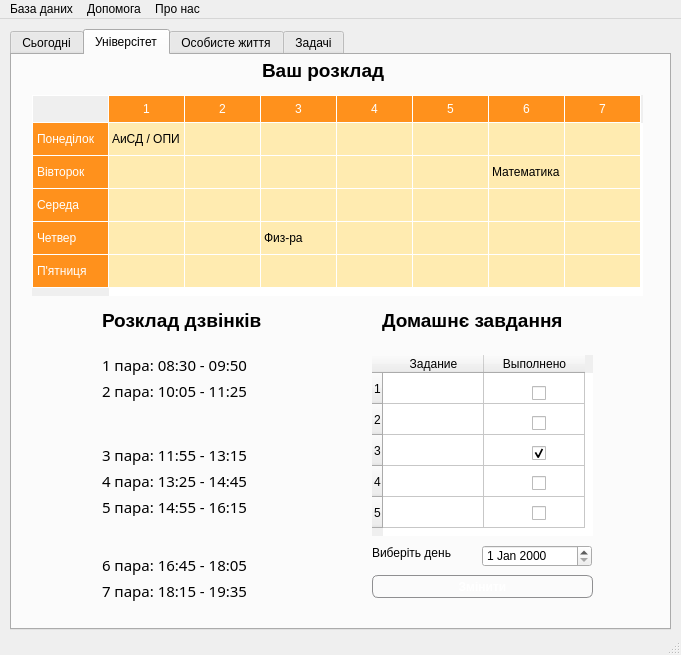
This is mainwindow.ui in zEEmperon/Course-Project-KNT-129 as Qt 5 draws it before an edit. The edited form follows.
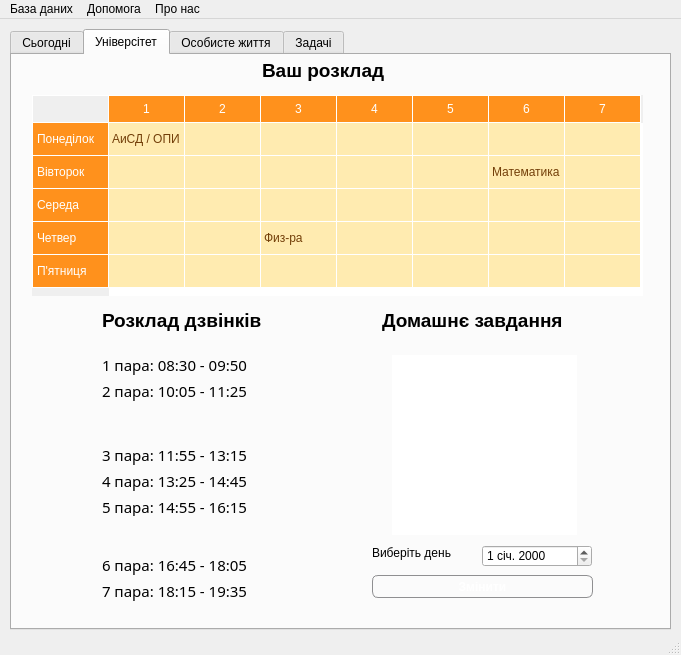
This is the edited form. The open tabs and pages were chosen to show the change. Icons and pictures are not drawn.

What changed in the file:
```diff
--- a/mainwindow.ui
+++ b/mainwindow.ui
@@ -14,7 +14,10 @@
    </rect>
   </property>
   <property name="windowTitle">
-   <string>MainWindow</string>
+   <string>TimeManager</string>
+  </property>
+  <property name="locale">
+   <locale language="Ukrainian" country="Ukraine"/>
   </property>
   <widget class="QWidget" name="centralwidget">
    <widget class="QTabWidget" name="tabWidget">
@@ -30,7 +33,7 @@
      <string notr="true"/>
     </property>
     <property name="currentIndex">
-     <number>0</number>
+     <number>3</number>
     </property>
     <widget class="QWidget" name="tabToday">
      <attribute name="title">
@@ -69,12 +72,12 @@
        <number>99</number>
       </property>
      </widget>
-     <widget class="QLabel" name="label_6">
+     <widget class="QLabel" name="labelTodayDate">
       <property name="geometry">
        <rect>
-        <x>150</x>
+        <x>220</x>
         <y>20</y>
-        <width>331</width>
+        <width>211</width>
         <height>41</height>
        </rect>
       </property>
@@ -86,7 +89,7 @@
        </font>
       </property>
       <property name="text">
-       <string>Сьогодні 11 листопада 2020 року</string>
+       <string>Сьогодні 11.22.3344</string>
       </property>
      </widget>
      <widget class="QLabel" name="label_8">
@@ -116,7 +119,7 @@
         <x>430</x>
         <y>70</y>
         <width>141</width>
-        <height>16</height>
+        <height>20</height>
        </rect>
       </property>
       <property name="font">
@@ -162,6 +165,7 @@
 }
 QTableWidget {
     gridline-color: #ffffff;
+color: #733f09;
 }
 QTableWidget QTableCornerButton::section {
     border: 1px solid #ffffff;
@@ -214,6 +218,7 @@
 }
 QTableWidget {
     gridline-color: #ffffff;
+color: #733f09;
 }
 QTableWidget QTableCornerButton::section {
     border: 1px solid #ffffff;
@@ -475,6 +480,7 @@
 }
 QTableWidget {
     gridline-color: #ffffff;
+color: #733f09;
 }
 QTableWidget QTableCornerButton::section {
     border: 1px solid #ffffff;
@@ -648,18 +654,55 @@
        <string>Домашнє завдання</string>
       </property>
      </widget>
-     <widget class="QTableWidget" name="tableDayScheduleUniversity">
+     <widget class="QTableWidget" name="tableHomeWork">
       <property name="geometry">
        <rect>
-        <x>360</x>
+        <x>380</x>
         <y>300</y>
-        <width>221</width>
-        <height>181</height>
+        <width>185</width>
+        <height>180</height>
        </rect>
       </property>
       <property name="toolTip">
        <string>&lt;html&gt;&lt;head/&gt;&lt;body&gt;&lt;p&gt;варвачр&lt;/p&gt;&lt;/body&gt;&lt;/html&gt;</string>
       </property>
+      <property name="styleSheet">
+       <string notr="true">QHeaderView::section {
+    background-color: #ff911c;
+    padding: 4px;
+    font-size: 9pt;
+color: #ffffff;
+    border-style: none;
+    border-bottom: 1px solid #ffffff;
+    border-right: 1px solid #ffffff;
+}
+
+QHeaderView::section:horizontal
+{
+    border-top: 1px solid #ffffff;
+}
+
+QHeaderView::section:vertical
+{
+    border-left: 1px solid #ffffff;
+}
+QTableWidget {
+    gridline-color: #ffffff;
+color: #733f09;
+}
+QTableWidget QTableCornerButton::section {
+    border: 1px solid #ffffff;
+}
+QTableWidget::item{ 
+    background-color: #ffebb0; 
+}
+QTableWidget::item:selected{
+ background-color: #ffd65e;
+ }
+QTableWidget QCheckBox{
+margin-left:18px;
+}</string>
+      </property>
       <property name="frameShape">
        <enum>QFrame::NoFrame</enum>
       </property>
@@ -669,112 +712,6 @@
       <attribute name="verticalHeaderDefaultSectionSize">
        <number>31</number>
       </attribute>
-      <row>
-       <property name="text">
-        <string>1</string>
-       </property>
-      </row>
-      <row>
-       <property name="text">
-        <string>2</string>
-       </property>
-      </row>
-      <row>
-       <property name="text">
-        <string>3</string>
-       </property>
-      </row>
-      <row>
-       <property name="text">
-        <string>4</string>
-       </property>
-      </row>
-      <row>
-       <property name="text">
-        <string>5</string>
-       </property>
-      </row>
-      <column>
-       <property name="text">
-        <string>Задание</string>
-       </property>
-      </column>
-      <column>
-       <property name="text">
-        <string>Выполнено</string>
-       </property>
-      </column>
-     </widget>
-     <widget class="QCheckBox" name="checkBox">
-      <property name="geometry">
-       <rect>
-        <x>520</x>
-        <y>330</y>
-        <width>16</width>
-        <height>17</height>
-       </rect>
-      </property>
-      <property name="text">
-       <string/>
-      </property>
-     </widget>
-     <widget class="QCheckBox" name="checkBox_2">
-      <property name="geometry">
-       <rect>
-        <x>520</x>
-        <y>360</y>
-        <width>16</width>
-        <height>17</height>
-       </rect>
-      </property>
-      <property name="text">
-       <string/>
-      </property>
-     </widget>
-     <widget class="QCheckBox" name="checkBox_3">
-      <property name="geometry">
-       <rect>
-        <x>520</x>
-        <y>390</y>
-        <width>16</width>
-        <height>17</height>
-       </rect>
-      </property>
-      <property name="text">
-       <string/>
-      </property>
-      <property name="checked">
-       <bool>true</bool>
-      </property>
-      <property name="tristate">
-       <bool>false</bool>
-      </property>
-     </widget>
-     <widget class="QCheckBox" name="checkBox_4">
-      <property name="geometry">
-       <rect>
-        <x>520</x>
-        <y>420</y>
-        <width>16</width>
-        <height>17</height>
-       </rect>
-      </property>
-      <property name="text">
-       <string/>
-      </property>
-     </widget>
-     <widget class="QCheckBox" name="checkBox_5">
-      <property name="geometry">
-       <rect>
-        <x>520</x>
-        <y>450</y>
-        <width>16</width>
-        <height>17</height>
-       </rect>
-      </property>
-      <property name="text">
-       <string/>
-      </property>
      </widget>
      <widget class="QDateEdit" name="dateEdit">
       <property name="geometry">
@@ -1221,6 +1158,7 @@
 }
 QTableWidget {
     gridline-color: #ffffff;
+color: #733f09;
 }
 QTableWidget QTableCornerButton::section {
     border: 1px solid #ffffff;
@@ -1318,6 +1256,7 @@
 }
 QTableWidget {
     gridline-color: #ffffff;
+color: #733f09;
 }
 QTableWidget QTableCornerButton::section {
     border: 1px solid #ffffff;
@@ -1329,6 +1268,9 @@
  background-color: #ffd65e;
  }</string>
       </property>
+      <property name="frameShape">
+       <enum>QFrame::NoFrame</enum>
+      </property>
       <property name="selectionBehavior">
        <enum>QAbstractItemView::SelectRows</enum>
       </property>
```
